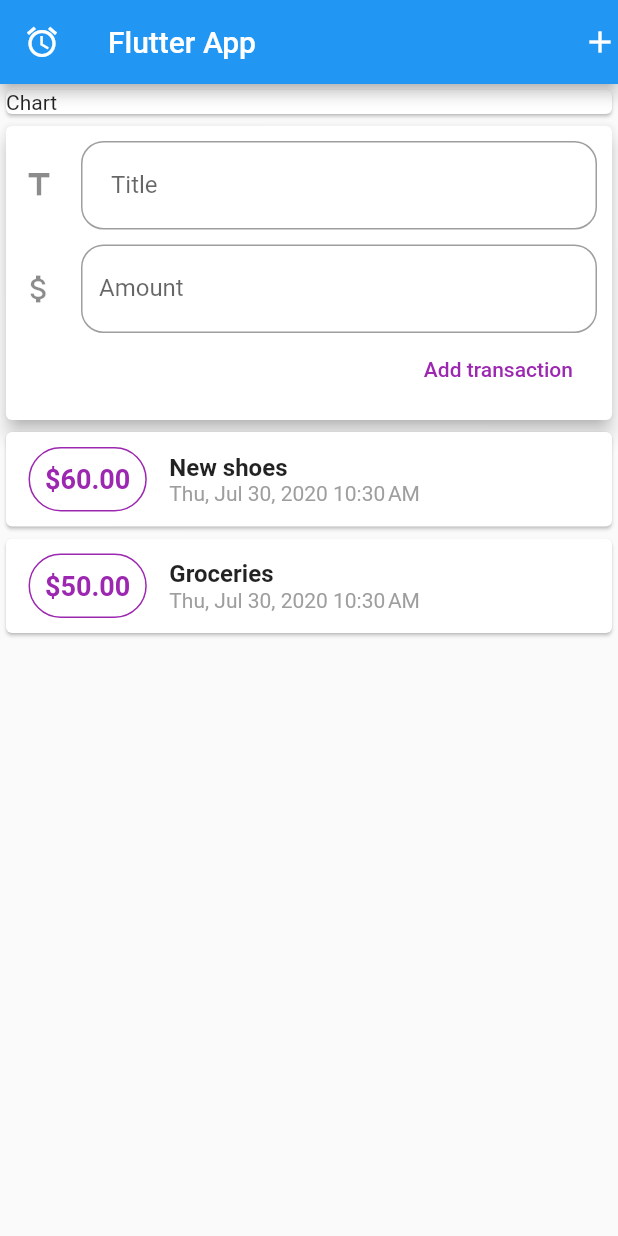
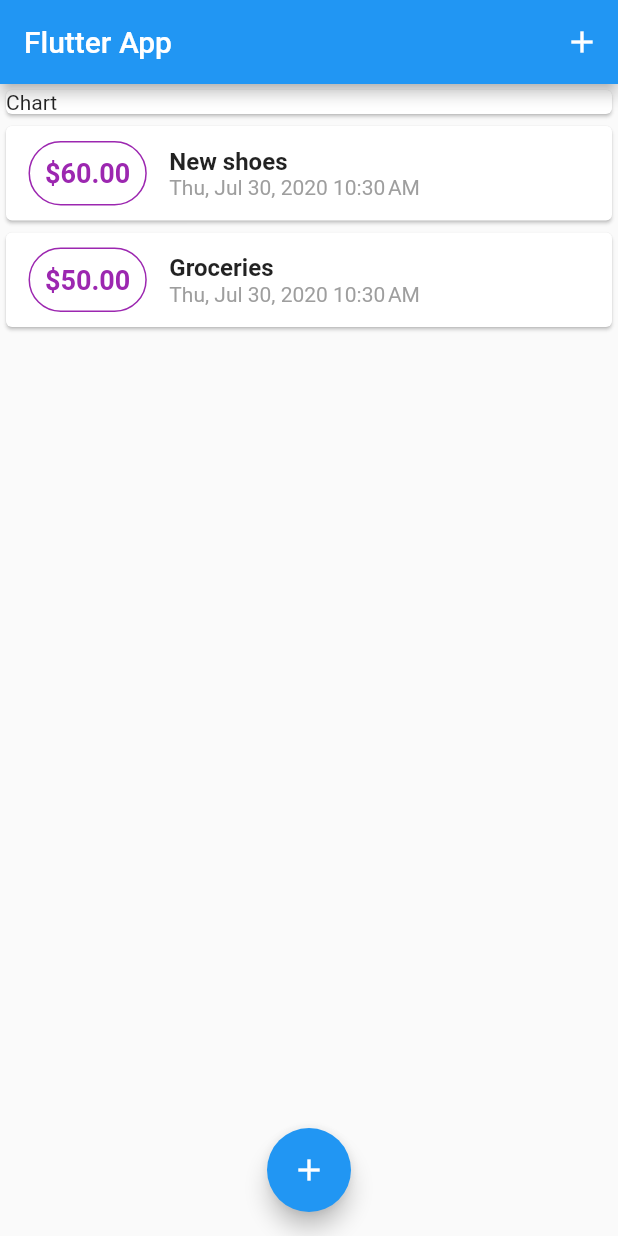
Before and after one commit to imukeshsoni/money_ticker, a Flutter app: the screen it shows after launch, on a phone screen of 412 x 824 dp. Run offline on Flutter 3.47's test engine with Material 2 defaults, Android fonts, the phone set to English and light mode, and no system bars.

Commit message:
Bottom sheet for transaction implemented

```diff
--- a/lib/main.dart
+++ b/lib/main.dart
@@ -1,5 +1,7 @@
 import 'package:flutter/material.dart';
-import './widgets/user_transaction.dart';
+import 'widgets/transaction_list.dart';
+import 'widgets/new_transaction.dart';
+import 'models/transaction.dart';
 
 void main() => runApp(MyApp());
 
@@ -13,22 +15,61 @@ class MyApp extends StatelessWidget {
   }
 }
 
-class MyHomePage extends StatelessWidget {
+class MyHomePage extends StatefulWidget {
   // String titleInput;
   // String amountInput;
+
+  @override
+  _MyHomePageState createState() => _MyHomePageState();
+}
+
+class _MyHomePageState extends State<MyHomePage> {
+  final List<Transaction> _userTransaction = [
+    Transaction(
+      id: 't1',
+      title: 'New shoes',
+      amount: 60.0,
+      date: DateTime.now(),
+    ),
+    Transaction(
+      id: 't2',
+      title: 'Groceries',
+      amount: 50.0,
+      date: DateTime.now(),
+    ),
+  ];
+
+  void _addNewTransaction(String txTitle, double txAmount) {
+    final newTx = Transaction(
+      title: txTitle,
+      amount: txAmount,
+      date: DateTime.now(),
+      id: DateTime.now().toString(),
+    );
+    setState(() {
+      _userTransaction.add(newTx);
+    });
+  }
+
+  void _startNewTransaction(BuildContext ctx) {
+    showModalBottomSheet(
+      context: ctx,
+      builder: (_) {
+        return NewTransaction(_addNewTransaction);
+      },
+    );
+  }
 
   @override
   Widget build(BuildContext context) {
     return Scaffold(
       appBar: AppBar(
         title: Text('Flutter App'),
-        leading: Icon(Icons.access_alarm),
         actions: <Widget>[
-          Container(
-            child: Icon(
-              Icons.add,
-            ),
-          ),
+          IconButton(
+            icon: Icon(Icons.add),
+            onPressed: () => _startNewTransaction(context),
+          )
         ],
       ),
       body: ListView(
@@ -42,11 +83,16 @@ class MyHomePage extends StatelessWidget {
                   child: Text('Chart'),
                 ),
               ),
-              UserTransactions(),
+              TransactionList(_userTransaction),
             ],
           ),
         ],
       ),
+      floatingActionButtonLocation: FloatingActionButtonLocation.centerFloat,
+      floatingActionButton: FloatingActionButton(
+        child: Icon(Icons.add),
+        onPressed: () => _startNewTransaction(context),
+      ),
     );
   }
 }
--- a/lib/widgets/user_transaction.dart
+++ /dev/null
@@ -1,48 +0,0 @@
-import 'package:flutter/material.dart';
-import '../models/transaction.dart';
-import '../widgets/new_transaction.dart';
-import '../widgets/transaction_list.dart';
-
-class UserTransactions extends StatefulWidget {
-  @override
-  _UserTransactionsState createState() => _UserTransactionsState();
-}
-
-class _UserTransactionsState extends State<UserTransactions> {
-  final List<Transaction> _userTransaction = [
-    Transaction(
-      id: 't1',
-      title: 'New shoes',
-      amount: 60.0,
-      date: DateTime.now(),
-    ),
-    Transaction(
-      id: 't2',
-      title: 'Groceries',
-      amount: 50.0,
-      date: DateTime.now(),
-    ),
-  ];
-
-  void _addNewTransaction(String txTitle, double txAmount) {
-    final newTx = Transaction(
-      title: txTitle,
-      amount: txAmount,
-      date: DateTime.now(),
-      id: DateTime.now().toString(),
-    );
-    setState(() {
-      _userTransaction.add(newTx);
-    });
-  }
-
-  @override
-  Widget build(BuildContext context) {
-    return Column(
-      children: <Widget>[
-        NewTransaction(_addNewTransaction),
-        TransactionList(_userTransaction),
-      ],
-    );
-  }
-}
```
